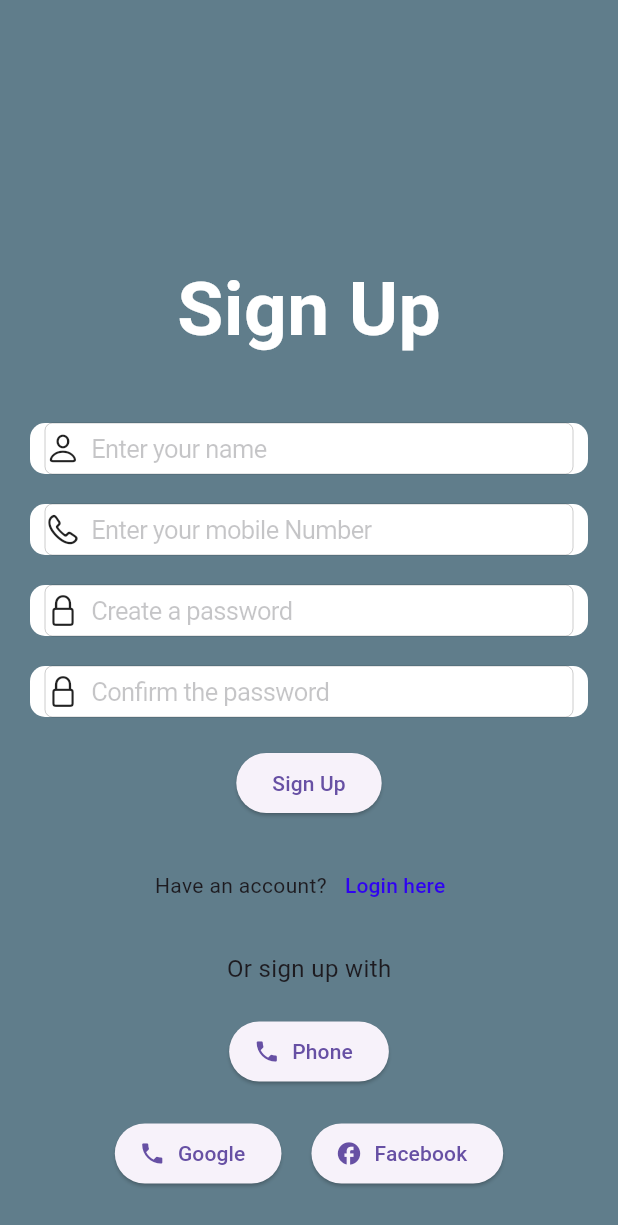
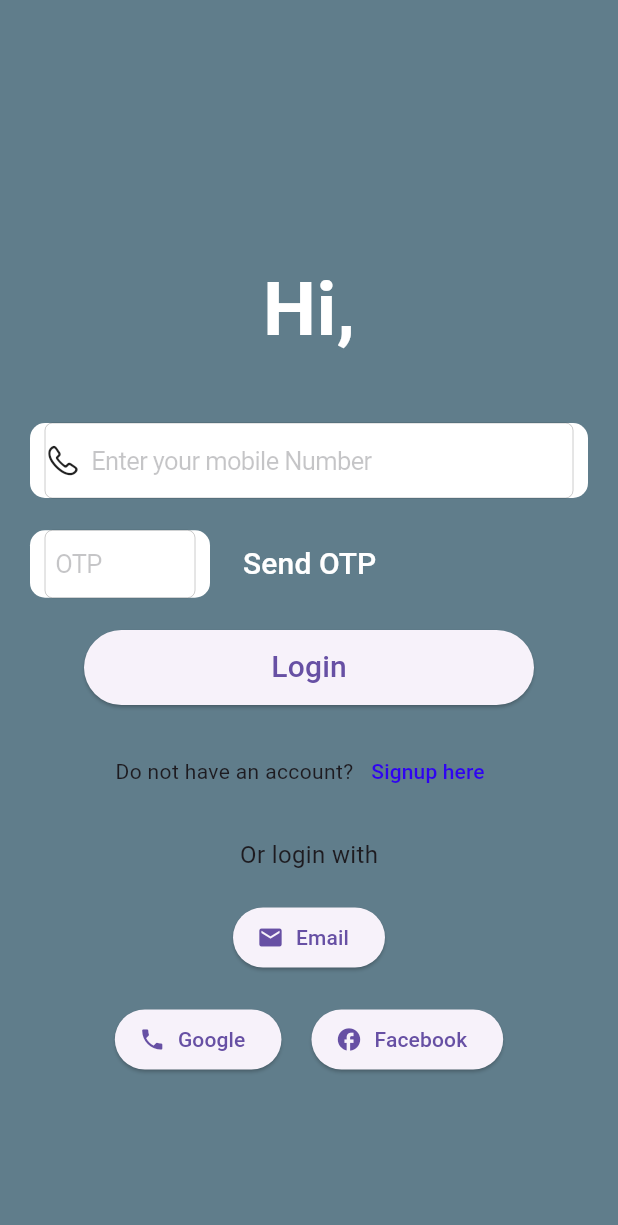
Before and after one commit to PirellYO/cryptopay, a Flutter app: the screen it shows after launch, after a tap on "Phone", on a phone screen of 412 x 824 dp. Shown: the top 1225 px of the screen. Run offline on Flutter 3.47's test engine with Material 3 defaults, Android fonts, the phone set to English and light mode, and no system bars; our stand-ins replace get.

Commit message:
signup/login with phone completed

```diff
--- a/lib/routes/route_config.dart
+++ b/lib/routes/route_config.dart
@@ -1,12 +1,14 @@
 import 'package:crypto_pay/routes/route_error.dart';
-import 'package:crypto_pay/view/login_view.dart';
-import 'package:crypto_pay/view/signup_view.dart';
+import 'package:crypto_pay/view/login/phone_login_view.dart';
+import 'package:crypto_pay/view/login/email_login_view.dart';
+import 'package:crypto_pay/view/signup/email_signup_view.dart';
 import 'package:get/get.dart';
 
 class AppRoutes {
   static final List<GetPage> pages = [
     GetPage(name: '/', page: () => SignupView()),
     GetPage(name: '/login_view', page: () => LoginView()),
+    GetPage(name: '/phone_login_view', page: ()=>PhoneLoginView()),
     GetPage(name: '/route_error', page: () => const RouteErrorView()),
   ];
 }
--- a/lib/view/login_view.dart
+++ b/lib/view/login/email_login_view.dart
@@ -20,7 +20,7 @@ class LoginView extends StatelessWidget {
               crossAxisAlignment: CrossAxisAlignment.center,
               mainAxisAlignment: MainAxisAlignment.center,
               children: [
-                Text(
+                const Text(
                   "Welcome back!",
                   style: TextStyle(
                       fontSize: 50,
@@ -90,7 +90,9 @@ class LoginView extends StatelessWidget {
                 ),
                 const SizedBox(height: 20),
                 ElevatedButton.icon(
-                  onPressed: () {},
+                  onPressed: () {
+                    Get.toNamed('/phone_login_view');
+                  },
                   icon: const Icon(Icons.phone),
                   label: const Text("Phone"),
                 ),
--- /dev/null
+++ b/lib/view/login/phone_login_view.dart
@@ -0,0 +1,144 @@
+import 'package:flutter/material.dart';
+import 'package:flutter/cupertino.dart';
+import 'package:get/get.dart';
+
+class PhoneLoginView extends StatelessWidget {
+  PhoneLoginView({super.key});
+
+  final _formKey = GlobalKey<FormState>();
+
+  @override
+  Widget build(BuildContext context) {
+    return Scaffold(
+      backgroundColor: Colors.blueGrey,
+      body: SingleChildScrollView(
+        child: Center(
+          child: Container(
+            padding: const EdgeInsets.all(20.0),
+            margin: const EdgeInsets.symmetric(vertical: 150.0),
+            child: Column(
+              crossAxisAlignment: CrossAxisAlignment.center,
+              mainAxisAlignment: MainAxisAlignment.center,
+              children: [
+                const Text(
+                  "Hi,",
+                  style: TextStyle(
+                      fontSize: 50,
+                      color: Colors.white,
+                      fontWeight: FontWeight.bold),
+                ),
+                const SizedBox(height: 40),
+                Form(
+                  key: _formKey,
+                  child: Column(
+                    children: [
+                      Container(
+                        height: 50,
+                        padding: const EdgeInsets.symmetric(horizontal: 10.0),
+                        decoration: BoxDecoration(
+                          color: Colors.white,
+                          borderRadius: BorderRadius.circular(10.0),
+                        ),
+                        child: const CupertinoTextField(
+                          placeholder: "Enter your mobile Number",
+                          prefix: Icon(CupertinoIcons.phone),
+                        ),
+                      ),
+                      const SizedBox(height: 20),
+                      Row(
+                        children: [
+                          Container(
+                            width: 120,
+                            height: 45,
+                            padding:
+                                const EdgeInsets.symmetric(horizontal: 10.0),
+                            decoration: BoxDecoration(
+                              color: Colors.white,
+                              borderRadius: BorderRadius.circular(10.0),
+                            ),
+                            child: const CupertinoTextField(
+                              placeholder: "OTP",
+                            ),
+                          ),
+                          const SizedBox(
+                            width: 10,
+                          ),
+                          TextButton(
+                              onPressed: () {},
+                              child: const Text(
+                                "Send OTP",
+                                style: TextStyle(
+                                    fontSize: 20, color: Colors.white),
+                              ))
+                        ],
+                      ),
+                      const SizedBox(height: 20),
+                      SizedBox(
+                        height: 50,
+                        width: 300,
+                        child: ElevatedButton(
+                          onPressed: () {},
+                          child: const Text(
+                            "Login",
+                            style: TextStyle(fontSize: 20),
+                          ),
+                        ),
+                      ),
+                      const SizedBox(height: 20),
+                      Row(
+                        mainAxisAlignment: MainAxisAlignment.center,
+                        children: [
+                          const Text("Do not have an account?"),
+                          TextButton(
+                            onPressed: () {
+                              Get.toNamed("/");
+                            },
+                            child: const Text(
+                              "Signup here",
+                              style: TextStyle(
+                                  color: Color.fromARGB(255, 47, 3, 241)),
+                            ),
+                          ),
+                        ],
+                      ),
+                    ],
+                  ),
+                ),
+                const SizedBox(height: 20),
+                const Text(
+                  "Or login with",
+                  style: TextStyle(fontSize: 16),
+                ),
+                const SizedBox(height: 20),
+                ElevatedButton.icon(
+                  onPressed: () {
+                    Get.toNamed('/');
+                  },
+                  icon: const Icon(Icons.email),
+                  label: const Text("Email"),
+                ),
+                const SizedBox(height: 20),
+                Row(
+                  mainAxisAlignment: MainAxisAlignment.center,
+                  children: [
+                    ElevatedButton.icon(
+                      onPressed: () {},
+                      icon: const Icon(Icons.phone),
+                      label: const Text("Google"),
+                    ),
+                    const SizedBox(width: 20),
+                    ElevatedButton.icon(
+                      onPressed: () {},
+                      icon: const Icon(Icons.facebook),
+                      label: const Text("Facebook"),
+                    ),
+                  ],
+                ),
+              ],
+            ),
+          ),
+        ),
+      ),
+    );
+  }
+}
--- a/lib/view/signup_view.dart
+++ b/lib/view/signup/email_signup_view.dart
@@ -113,7 +113,10 @@ class SignupView extends StatelessWidget {
                 ),
                 const SizedBox(height: 20),
                 ElevatedButton.icon(
-                  onPressed: () {},
+                  onPressed: () {
+                    Get.toNamed('/phone_login_view',
+                        parameters: {"0": "Sign Up"});
+                  },
                   icon: const Icon(Icons.phone),
                   label: const Text("Phone"),
                 ),
```
